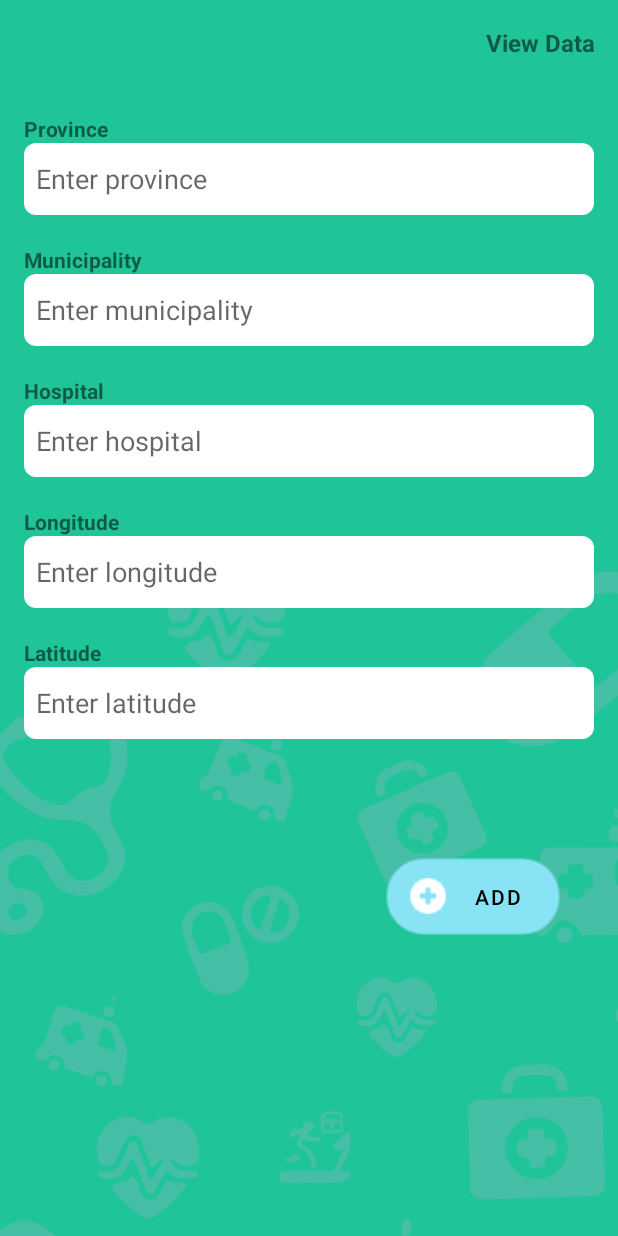
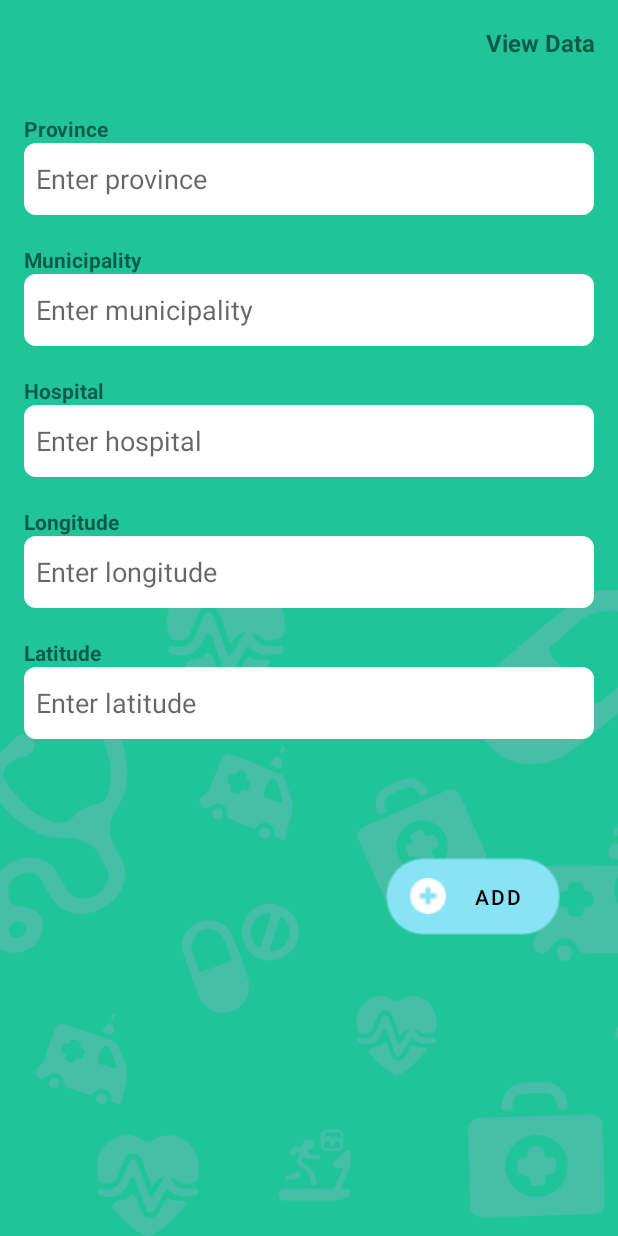
Before and after one commit to ANGGE0101/MEDIMAP_V1, an Android app: the layout activity_register.xml on its own in the app's theme, with its tools: preview values and no code run, on a phone screen of 412 x 824 dp. Run offline under Robolectric (Android 15) with nearby library versions, the phone set to English and light mode, and no system bars.

Commit message:
image positioning

```diff
--- a/app/src/main/res/layout/activity_register.xml
+++ b/app/src/main/res/layout/activity_register.xml
@@ -6,20 +6,20 @@
     android:layout_height="match_parent"
     android:background="#1FC498">
 
+
     <ImageView
         android:id="@+id/imageView9"
         android:layout_width="wrap_content"
         android:layout_height="wrap_content"
-        android:layout_marginTop="236dp"
+        android:layout_marginTop="248dp"
         android:alpha="10"
         android:contentDescription="@string/app_name"
         app:layout_constraintEnd_toEndOf="parent"
-        app:layout_constraintHorizontal_bias="1.0"
+        app:layout_constraintHorizontal_bias="0.0"
         app:layout_constraintStart_toStartOf="parent"
         app:layout_constraintTop_toTopOf="parent"
         app:srcCompat="@drawable/icons_list"
         tools:ignore="ImageContrastCheck,VisualLintBounds" />
-
 
     <LinearLayout
         android:layout_width="match_parent"
--- a/app/src/main/res/layout/activity_select_place.xml
+++ b/app/src/main/res/layout/activity_select_place.xml
@@ -11,7 +11,7 @@
         android:id="@+id/imageFilterView13"
         android:layout_width="411dp"
         android:layout_height="328dp"
-        android:layout_marginTop="424dp"
+        android:layout_marginTop="396dp"
         android:alpha="0.5"
         app:layout_constraintEnd_toEndOf="parent"
         app:layout_constraintHorizontal_bias="0.0"
```
